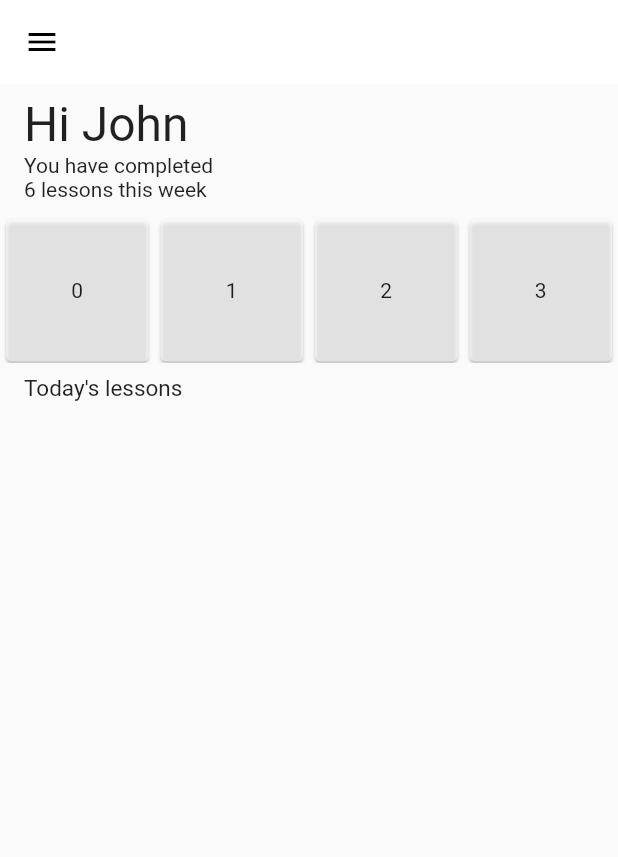
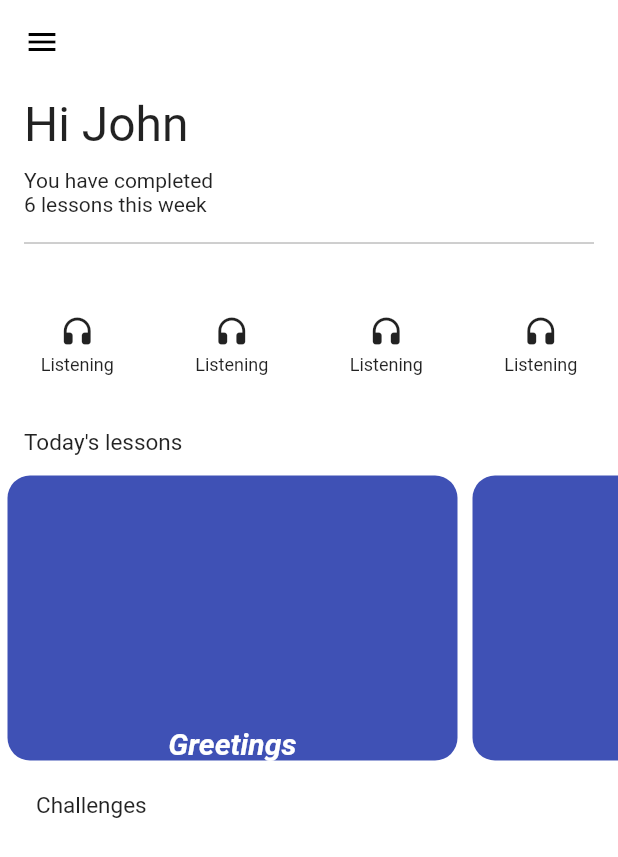
Before and after one commit to sitabra/AssignmentUI, a Flutter app: the screen it shows after launch, on a phone screen of 412 x 824 dp. Shown: the top 857 px of the screen. Run offline on Flutter 3.47's test engine with Material 2 defaults, Android fonts, the phone set to English and light mode, and no system bars.

Commit message:
lessons view

```diff
--- /dev/null
+++ b/lib/homepage/widgets/grid_item.dart
@@ -0,0 +1 @@
+// TODO Implement this library.
--- a/lib/screen/homepage.dart
+++ b/lib/screen/homepage.dart
@@ -1,4 +1,6 @@
 import 'package:flutter/material.dart';
+import 'package:uihomepage/widgets/grid_item.dart';
+import 'package:uihomepage/widgets/items_lessons.dart';
 
 class HomePage extends StatefulWidget {
   const HomePage({Key? key}) : super(key: key);
@@ -8,34 +10,33 @@ class HomePage extends StatefulWidget {
 }
 
 class _HomePageState extends State<HomePage> {
-  final _pageController = PageController(viewportFraction: 0.87);
-
   @override
   Widget build(BuildContext context) {
     return Scaffold(
+        backgroundColor: Colors.white,
+        ///app bar
         appBar: AppBar(
           elevation: 0,
           backgroundColor: Colors.white,
           foregroundColor: Colors.black,
           leading: const Icon(Icons.menu),
         ),
-      body: SafeArea(
-          child: SingleChildScrollView(
+
+        ///body content
+        body: SingleChildScrollView(
           child: Column(
             crossAxisAlignment: CrossAxisAlignment.start,
-          children:  [
+            children: [
               greeting(),
               categoryItems(context),
-
               lessonsText(),
-            //listView(context),
-           // challenges(),
-           // challengeItems(context),
-           // tryItems(context),
+              lessonsItems(context),
+              challenges(),
+              challengeItems(context),
+              //tryItems(context),
             ],
           ),
-      )),
-    );
+        ));
   }
 
   Widget greeting() {
@@ -48,29 +49,36 @@ class _HomePageState extends State<HomePage> {
             'Hi John',
             style: TextStyle(fontSize: 32),
           ),
+          SizedBox(
+            height: 10,
+          ),
           Text(
             'You have completed\n6 lessons this week',
             style: TextStyle(fontSize: 14),
           ),
+          SizedBox(
+            height: 10,
+          ),
+          Divider(
+            color: Colors.grey,
+          )
         ],
       ),
     );
   }
 
   Widget categoryItems(BuildContext context) {
-    return Container(
+    return SizedBox(
       width: double.infinity,
       height: 100,
       child: GridView.builder(
+          primary: false,
           gridDelegate: const SliverGridDelegateWithFixedCrossAxisCount(
-            crossAxisCount: 4,
-          ),
+            crossAxisCount: 4,),
           itemCount: 4,
           itemBuilder: (BuildContext context, int index) {
-            return Card(
-              color: Colors.white60,
-              child: Center(child: Text('$index')),
-            );
+            return const GridItem(
+                title: 'Listening', icon: Icon(Icons.headphones_rounded));
           }),
     );
   }
@@ -80,111 +88,22 @@ class _HomePageState extends State<HomePage> {
       margin: const EdgeInsets.symmetric(horizontal: 16, vertical: 8),
       child: Column(
         crossAxisAlignment: CrossAxisAlignment.start,
-        children:  [
-          const Text('Today\'s lessons', style: TextStyle(fontSize: 15),),
-         // ListView.builder(itemBuilder: itemBuilder)
+        children:  const [
+          Text('Today\'s lessons', style: TextStyle(fontSize: 15),),
         ],
       ),
     );
   }
 
-  Widget listView(BuildContext context) {
-    return Container(
+  Widget lessonsItems(BuildContext context){
+    return SizedBox(
       height: 200,
-      child: ListView(
+      child: ListView.builder(
+          itemCount: 5,
           scrollDirection: Axis.horizontal,
-        children: [
-          Padding(
-            padding: const EdgeInsets.all(8.0),
-            child: InkWell(
-              onTap: () {},
-              child: Container(
-                width: 250,
-                decoration: BoxDecoration(
-                    borderRadius: BorderRadius.circular(20),
-                    color: Colors.redAccent),
-                child: const Center(
-                  child: Text(
-                    'List View 1',
-                    style: TextStyle(fontSize: 20, color: Colors.white60),
-                  ),
-                ),
-              ),
-            ),
-          ),
-          Padding(
-            padding: const EdgeInsets.all(8.0),
-            child: InkWell(
-              onTap: () {},
-              child: Container(
-                width: 250,
-                decoration: BoxDecoration(
-                    borderRadius: BorderRadius.circular(20),
-                    color: Colors.orangeAccent),
-                child: const Center(
-                  child: Text(
-                    'List View 2',
-                    style: TextStyle(fontSize: 20, color: Colors.white60),
-                  ),
-                ),
-              ),
-            ),
-          ),
-          Padding(
-            padding: const EdgeInsets.all(8.0),
-            child: InkWell(
-              onTap: () {},
-              child: Container(
-                width: 250,
-                decoration: BoxDecoration(
-                    borderRadius: BorderRadius.circular(20),
-                    color: Colors.greenAccent),
-                child: const Center(
-                  child: Text(
-                    'List View 3',
-                    style: TextStyle(fontSize: 20, color: Colors.white60),
-                  ),
-                ),
-              ),
-            ),
-          ),
-          Padding(
-            padding: const EdgeInsets.all(8.0),
-            child: InkWell(
-              onTap: () {},
-              child: Container(
-                width: 250,
-                decoration: BoxDecoration(
-                    borderRadius: BorderRadius.circular(20),
-                    color: Colors.yellowAccent),
-                child: const Center(
-                  child: Text(
-                    'List View 4',
-                    style: TextStyle(fontSize: 20, color: Colors.white60),
-                  ),
-                ),
-              ),
-            ),
-          ),
-          Padding(
-            padding: const EdgeInsets.all(8.0),
-            child: InkWell(
-              onTap: () {},
-              child: Container(
-                width: 250,
-                decoration: BoxDecoration(
-                    borderRadius: BorderRadius.circular(20),
-                    color: Colors.blueAccent),
-                child: const Center(
-                  child: Text(
-                    'List View 5',
-                    style: TextStyle(fontSize: 20, color: Colors.white60),
-                  ),
-                ),
-              ),
-            ),
-          ),
-        ],
+          itemBuilder: (context , index) {
+            return const ItemsLessons(title: 'Greetings');
+          }
       ),
     );
   }
@@ -208,28 +127,23 @@ class _HomePageState extends State<HomePage> {
   }
 
   Widget challengeItems(BuildContext context) {
-    return Padding(
-      padding: const EdgeInsets.all(15.0),
-      child: Scaffold(
-          body: ListView.separated(
-              separatorBuilder: (context, index) {
-                return const SizedBox(height: 5);
-              },
-              itemBuilder: (context, index) {
-                return Container(
-                  height: 10,
-                  color: Colors.blue,
-                  child: Text('Item $index'),
-                );
-              },
-              itemCount: 8)),
+    return SizedBox(
+      height: 5,
+        child: ListView.builder(
+          itemCount: 5,
+          physics: const NeverScrollableScrollPhysics(),
+          shrinkWrap: true,
+          itemBuilder: (context, index) => ListTile(
+            title: Text(" List $index"),
+          ),
+        ),
     );
   }
 
   Widget tryItems(BuildContext context) {
     return Padding(
       padding: const EdgeInsets.all(15.0),
-      child: Container(
+      child: SizedBox(
           height: 100,
           width: double.infinity,
           child: ListView.builder(
@@ -237,11 +151,11 @@ class _HomePageState extends State<HomePage> {
               itemCount: 50,
               itemBuilder: (BuildContext context, int index) {
                 return Container(
-                  margin: EdgeInsets.symmetric(horizontal: 2),
+                  margin: const EdgeInsets.symmetric(horizontal: 2),
                   height: 50,
                   width: 50,
                   color: Colors.grey,
-                  child: Center(child: Text('$index' + 'A')),
+                  child: Center(child: Text('$index A')),
                 );
               })),
     );
--- /dev/null
+++ b/lib/widgets/grid_item.dart
@@ -0,0 +1,33 @@
+import 'package:flutter/material.dart';
+
+class GridItem extends StatelessWidget {
+  final String title;
+  final Icon icon;
+
+  const GridItem({Key? key, required this.title, required this.icon})
+      : super(key: key);
+
+  @override
+  Widget build(BuildContext context) {
+    return Container(
+      width: 80,
+      height: 100,
+      decoration: BoxDecoration(
+          borderRadius: BorderRadius.circular(12),
+          color: Colors.white),
+      child: Column(
+        mainAxisAlignment: MainAxisAlignment.center,
+        children: [
+          icon,
+          const SizedBox(
+            height: 4,
+          ),
+          Text(
+            title,
+            style: const TextStyle(fontSize: 12),
+          )
+        ],
+      ),
+    );
+  }
+}
--- /dev/null
+++ b/lib/widgets/items_lessons.dart
@@ -0,0 +1,29 @@
+import 'package:flutter/cupertino.dart';
+import 'package:flutter/material.dart';
+
+class ItemsLessons extends StatelessWidget {
+  final String title;
+
+  const ItemsLessons({Key? key, required this.title}) : super(key: key);
+
+  @override
+  Widget build(BuildContext context) {
+    return Container(
+      margin: const EdgeInsets.all(5),
+      height: 100,
+      width: 300,
+      decoration: BoxDecoration(
+        borderRadius: BorderRadius.circular(15),
+        color: Colors.indigo,
+      ),
+      child: Column(
+        mainAxisAlignment: MainAxisAlignment.end,
+        children: [
+          Text(title,
+          style: const TextStyle(fontSize: 20,color: Colors.white,fontStyle: FontStyle.italic, fontWeight: FontWeight.bold),
+          ),
+        ],
+      ),
+    );
+  }
+}
```
Lines whose indentation alone changed are shown as unchanged.
